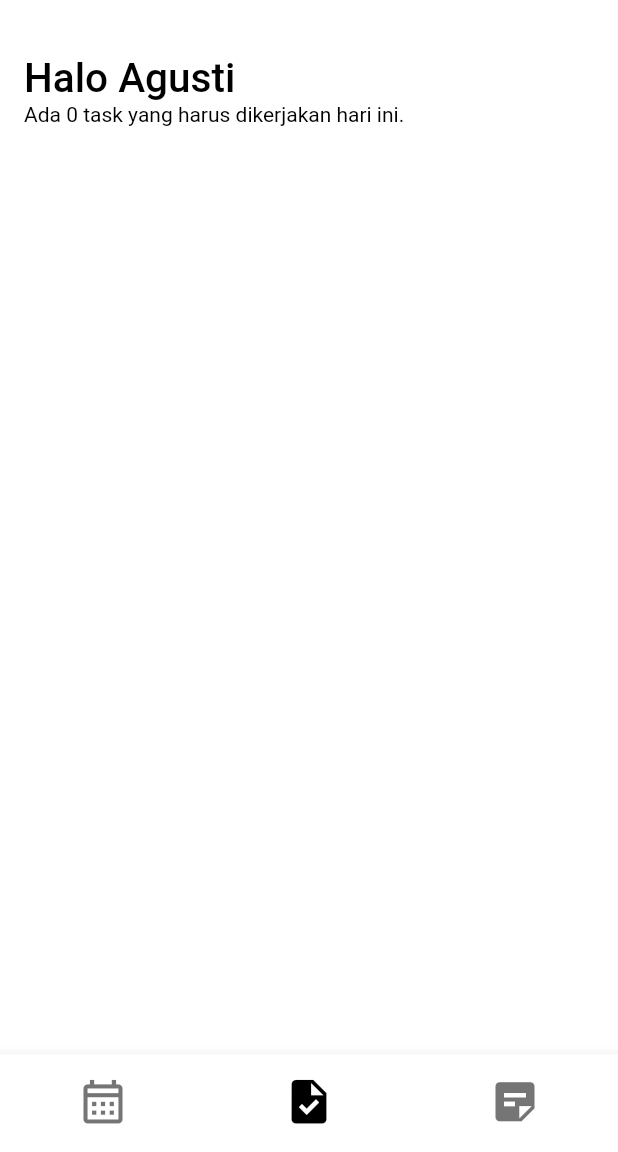
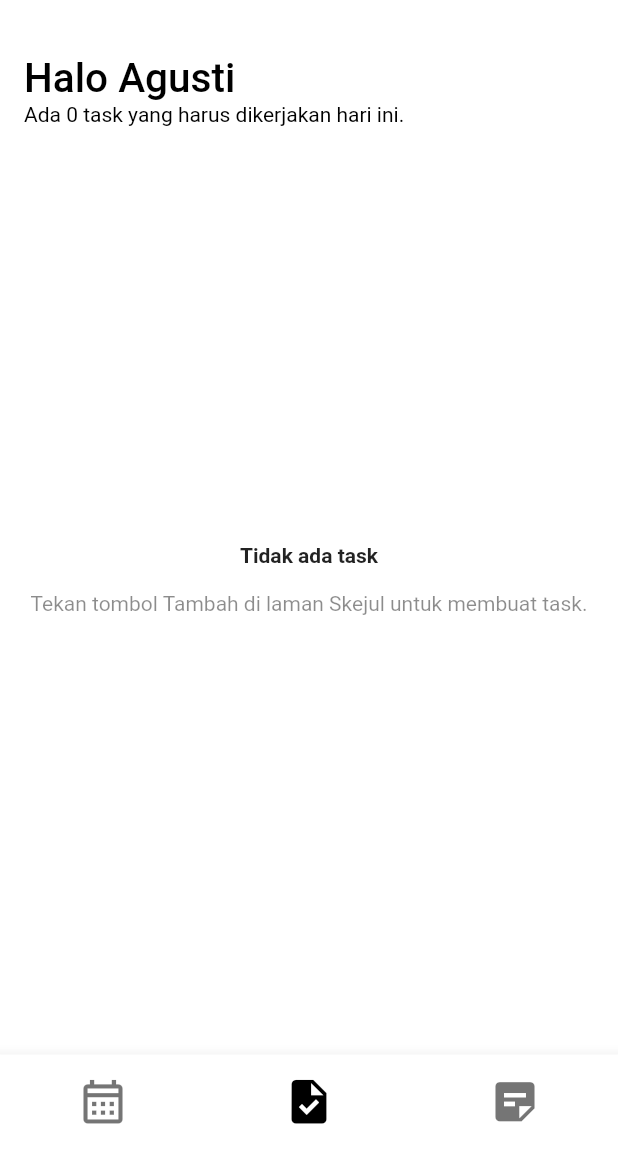
Before and after one commit to agustig/one_task, a Flutter app: the screen it shows after launch, on a phone screen of 412 x 824 dp, the part 84-1236 px from its top. Run offline on Flutter 3.47's test engine with Material 2 defaults, Android fonts, the phone set to English and light mode, and no system bars; our stand-ins replace equatable, flutter_bloc, hydrated_bloc, syncfusion_flutter_calendar; missing offline and left inert: syncfusion_localizations.

Commit message:
Add message when item null

```diff
--- a/lib/views/screens/notes_screen.dart
+++ b/lib/views/screens/notes_screen.dart
@@ -13,6 +13,17 @@ class NotesScreen extends StatelessWidget {
       padding: const EdgeInsets.symmetric(horizontal: 16.0),
       sliver: BlocBuilder<NotesBloc, NotesState>(
         builder: (context, state) {
+          // Menampilkan pesan [EmptyItem] jika notes kosong
+          if (state.notes.isEmpty) {
+            return const SliverToBoxAdapter(
+              child: EmptyItem(
+                title: 'Tidak ada catatan',
+                subTitle: 'Tekan tombol Tambah untuk membuat catatan.',
+                negativeHeight: 100,
+              ),
+            );
+          }
+
           return SliverGrid(
             delegate: SliverChildListDelegate.fixed(
               state.notes.map((note) {
--- a/lib/views/screens/today_tasks_screen.dart
+++ b/lib/views/screens/today_tasks_screen.dart
@@ -1,7 +1,7 @@
 import 'package:flutter/material.dart';
 
 import '../../logic/logic.dart';
-import '../widgets/task_tile.dart';
+import '../widgets/widgets.dart';
 
 /// Menampilkan task yang berlangsung hari ini
 class TodayTasksScreen extends StatelessWidget {
@@ -12,6 +12,16 @@ class TodayTasksScreen extends StatelessWidget {
     return SliverToBoxAdapter(
       child: BlocBuilder<TasksBloc, TasksState>(
         builder: (context, state) {
+          // Menampilkan pesan [EmptyItem] jika todayTasks kosong
+          if (state.todayTasks.isEmpty) {
+            return const EmptyItem(
+              title: 'Tidak ada task',
+              subTitle:
+                  'Tekan tombol Tambah di laman Skejul untuk membuat task.',
+              negativeHeight: 240,
+            );
+          }
+
           return Padding(
             padding: const EdgeInsets.only(top: 16.0, left: 16),
             child: Column(
--- /dev/null
+++ b/lib/views/widgets/empty_item.dart
@@ -0,0 +1,51 @@
+import 'package:flutter/material.dart';
+
+/// Menampilkan pesan ketika item task atau note kosong
+class EmptyItem extends StatelessWidget {
+  const EmptyItem({
+    Key? key,
+    required this.title,
+    required this.subTitle,
+    this.negativeHeight,
+  }) : super(key: key);
+
+  /// Judul pesan
+  final String title;
+
+  /// Sub judul pesan
+  final String subTitle;
+
+  /// Nilai tinggi halaman yang dipakai sliver appBar
+  ///
+  /// Kosongkan jika tidak menggunakan sliver appBar
+  final double? negativeHeight;
+
+  @override
+  Widget build(BuildContext context) {
+    return SizedBox(
+      height: negativeHeight != null
+          ? MediaQuery.of(context).size.height - negativeHeight!
+          : null,
+      child: Column(
+        mainAxisAlignment: MainAxisAlignment.center,
+        children: [
+          Text(
+            title,
+            style: Theme.of(context)
+                .textTheme
+                .bodyText1
+                ?.copyWith(color: Colors.black87),
+          ),
+          const SizedBox(height: 16),
+          Text(
+            subTitle,
+            style: Theme.of(context)
+                .textTheme
+                .bodyText2
+                ?.copyWith(color: Colors.black45),
+          ),
+        ],
+      ),
+    );
+  }
+}
--- a/lib/views/widgets/notes_bin_item.dart
+++ b/lib/views/widgets/notes_bin_item.dart
@@ -2,6 +2,7 @@ import 'package:flutter/material.dart';
 
 import '../../logic/logic.dart';
 import '../../models/note.dart';
+import 'widgets.dart';
 
 /// Widget untuk menampilan note yang telah dihapus
 class NotesBinItem extends StatelessWidget {
@@ -17,6 +18,14 @@ class NotesBinItem extends StatelessWidget {
       selectedNote.contains(note)
           ? notesBloc.add(UnselectNote(note: note))
           : notesBloc.add(SelectNote(note: note));
+    }
+
+    // Menampilkan pesan [EmptyItem] jika removedNotes kosong
+    if (removedNotes.isEmpty) {
+      return const EmptyItem(
+        title: 'Tidak ada task',
+        subTitle: 'Tekan tombol Tambah untuk membuat task.',
+      );
     }
 
     return ListView.builder(
--- a/lib/views/widgets/tasks_bin_item.dart
+++ b/lib/views/widgets/tasks_bin_item.dart
@@ -2,6 +2,7 @@ import 'package:flutter/material.dart';
 
 import '../../logic/logic.dart';
 import '../../models/task.dart';
+import 'widgets.dart';
 
 /// Widget untuk menampilan task yang telah dihapus
 class TasksBinItem extends StatelessWidget {
@@ -29,10 +30,19 @@ class TasksBinItem extends StatelessWidget {
       }
     }
 
+    // Menampilkan pesan [EmptyItem] jika removedTasks kosong
+    if (removedTasks.isEmpty) {
+      return const EmptyItem(
+        title: 'Tidak ada task',
+        subTitle: 'Tekan tombol Tambah untuk membuat task.',
+      );
+    }
+
     return ListView.builder(
       itemCount: removedTasks.length,
       itemBuilder: (context, index) {
         final task = removedTasks[index];
+
         return Card(
           child: ListTile(
             title: Text(task.title),
--- a/lib/views/widgets/widgets.dart
+++ b/lib/views/widgets/widgets.dart
@@ -1,7 +1,8 @@
 export 'build_text_field.dart';
 export 'delete_dialog.dart';
+export 'empty_item.dart';
 export 'form_dialog.dart';
+export 'note_grid.dart';
 export 'notes_bin_item.dart';
-export 'note_grid.dart';
+export 'task_tile.dart';
 export 'tasks_bin_item.dart';
-export 'task_tile.dart';
```
